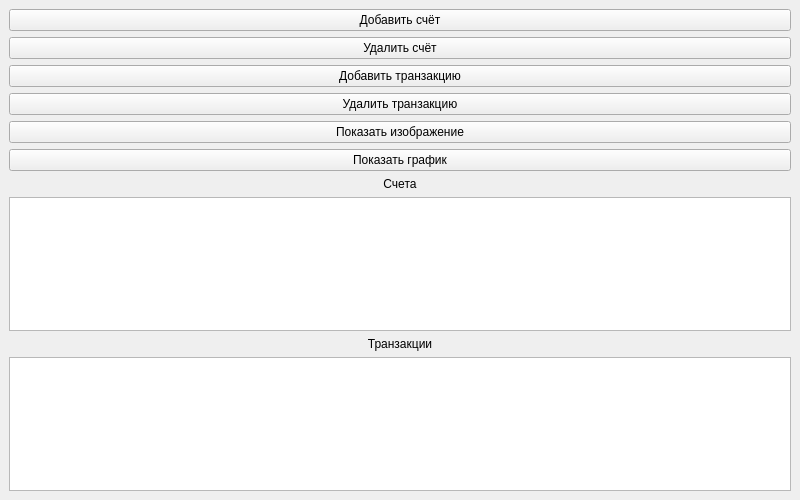
Raiterion-coder/finance_manager_py4, file ui/main_window.ui: the form before one commit.
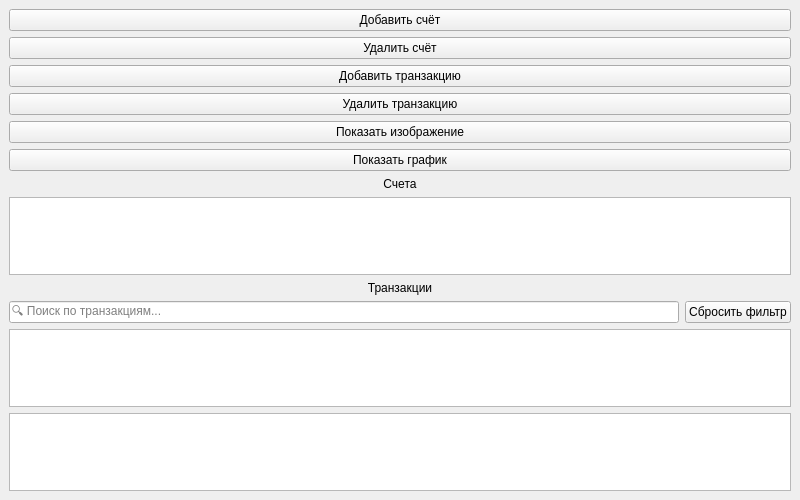
The form after the commit.

```diff
--- a/ui/main_window.ui
+++ b/ui/main_window.ui
@@ -80,6 +80,31 @@
                         </property>
                     </widget>
                 </item>
+
+                <!-- 🔍 Поиск по транзакциям -->
+                <item>
+                    <layout class="QHBoxLayout" name="layoutSearch">
+                        <item>
+                            <widget class="QLineEdit" name="searchEdit">
+                                <property name="placeholderText">
+                                    <string>🔍 Поиск по транзакциям...</string>
+                                </property>
+                            </widget>
+                        </item>
+                        <item>
+                            <widget class="QPushButton" name="btnClearFilter">
+                                <property name="text">
+                                    <string>Сбросить фильтр</string>
+                                </property>
+                            </widget>
+                        </item>
+                    </layout>
+                </item>
+
+                <item>
+                    <widget class="QTableWidget" name="tblTransactions"/>
+                </item>
+
                 <item>
                     <widget class="QTableWidget" name="tblTransactions"/>
                 </item>
```
